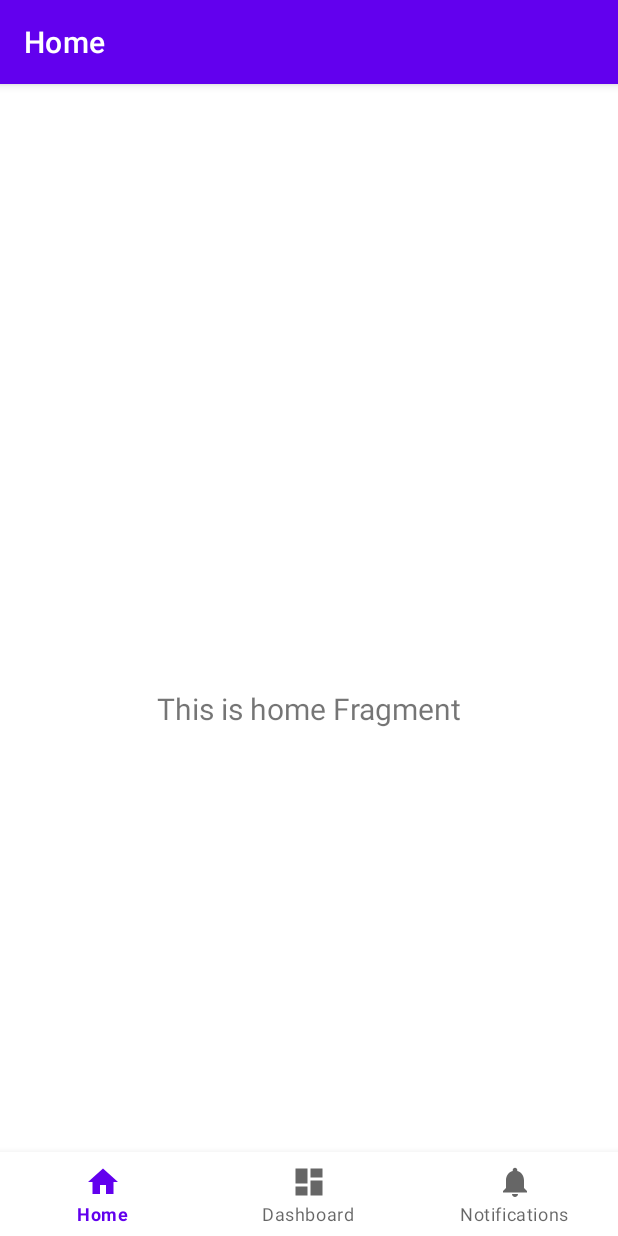
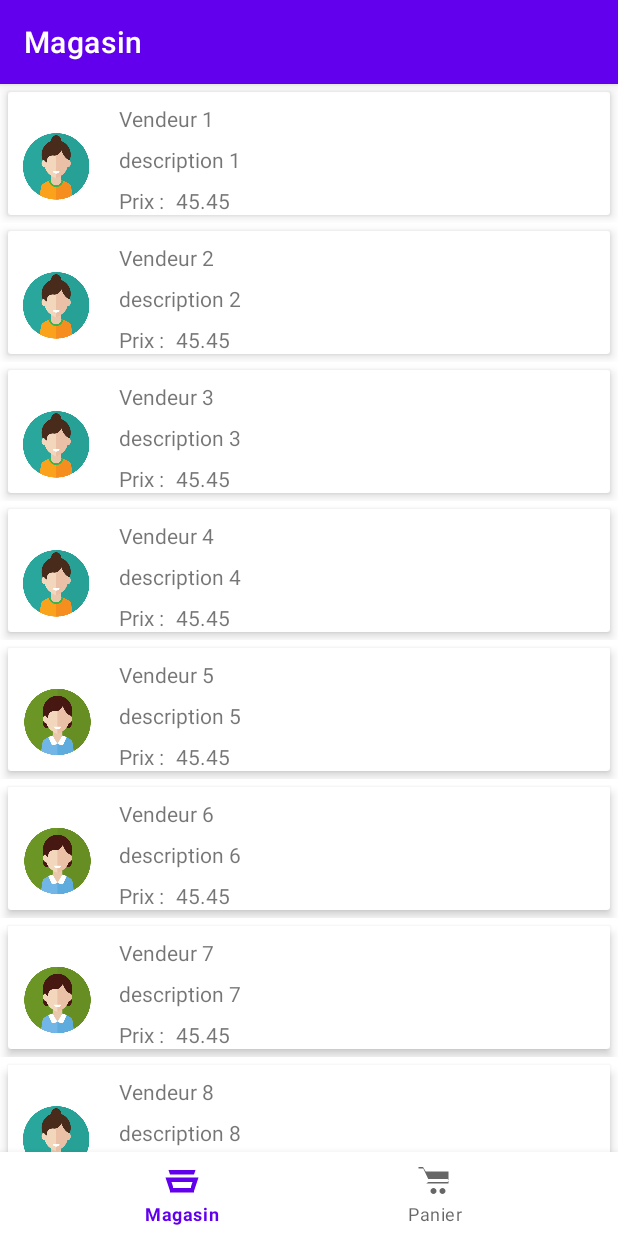
Before and after one commit to PJ-35/AndroidProjet1, an Android app: the screen it shows after launch (MainActivity), on a phone screen of 412 x 824 dp. Run offline under Robolectric (Android 15) with nearby library versions, the phone set to English and light mode, and no system bars; our stand-ins replace Room's generated code, navigation-ui.

Commit message:
:hammer: Affichage des données livedata

```diff
--- a/app/src/main/java/com/example/myapplication/MainActivity.kt
+++ b/app/src/main/java/com/example/myapplication/MainActivity.kt
@@ -1,21 +1,17 @@
 package com.example.myapplication
 
 import android.os.Bundle
-import android.util.Log
 import androidx.appcompat.app.AppCompatActivity
 import androidx.navigation.findNavController
 import androidx.navigation.ui.AppBarConfiguration
 import androidx.navigation.ui.setupActionBarWithNavController
 import androidx.navigation.ui.setupWithNavController
-import com.example.myapplication.data.VendeurDao
-import com.example.myapplication.data.VendeurDatabase
 import com.example.myapplication.databinding.ActivityMainBinding
 import com.google.android.material.bottomnavigation.BottomNavigationView
 
 class MainActivity : AppCompatActivity() {
+    private lateinit var binding: ActivityMainBinding
 
-    private lateinit var binding: ActivityMainBinding
-    private lateinit var vendeurDao: VendeurDao
     /*private lateinit var listVendeur: List<Vendeur>*/
 
     override fun onCreate(savedInstanceState: Bundle?) {
@@ -24,13 +20,13 @@ class MainActivity : AppCompatActivity() {
         binding = ActivityMainBinding.inflate(layoutInflater)
         setContentView(binding.root)
 
-        vendeurDao=VendeurDatabase.getInstance(this).vendeurDao()
 
-        vendeurDao.getAllVendeurs().observe(this) {
-            it.forEach { vendeur ->
-                Log.i("+++TAGLiveData", "+++User: ${vendeur.id} ${vendeur.nom} ${vendeur.categorie}")
-            }
-        }
+
+
+
+
+
+
 
         val navView: BottomNavigationView = binding.navView
 
@@ -39,7 +35,7 @@ class MainActivity : AppCompatActivity() {
         // menu should be considered as top level destinations.
         val appBarConfiguration = AppBarConfiguration(
             setOf(
-                R.id.navigation_home, R.id.navigation_dashboard, R.id.navigation_notifications
+                R.id.navigation_home, R.id.navigation_dashboard
             )
         )
         setupActionBarWithNavController(navController, appBarConfiguration)
--- a/app/src/main/java/com/example/myapplication/data/VendeurDao.kt
+++ b/app/src/main/java/com/example/myapplication/data/VendeurDao.kt
@@ -42,8 +42,7 @@ interface VendeurDao {
     fun getVendeurById(id: Int): LiveData<Vendeur>
 
     /**
-     * Version de getAllUsers retournant un observable
-     * val users = dao.getVendeurs().observe(this, { users -> ... })
+     * Version de getAllUsers retournant un live data
      */
     @Query("SELECT * FROM vendeurs")
     fun getAllVendeurs(): LiveData<List<Vendeur>>
--- a/app/src/main/java/com/example/myapplication/data/categorie.kt
+++ b/app/src/main/java/com/example/myapplication/data/categorie.kt
@@ -1,7 +1,7 @@
 package com.example.myapplication.data
 
-enum class categorie {
-    EN_STOCK,
-    EN_RUPTURE_DE_STOCK,
-    EN_COMMANDE
+enum class categorie(val etat: String) {
+    EN_STOCK("en stock"),
+    EN_RUPTURE_DE_STOCK("en rupture de stock"),
+    EN_COMMANDE("en commande")
 }
--- /dev/null
+++ b/app/src/main/java/com/example/myapplication/modele/VendeurAdapter.kt
@@ -0,0 +1,73 @@
+package com.example.myapplication.modele
+
+import android.view.LayoutInflater
+import android.view.View
+import android.view.ViewGroup
+import android.widget.ImageView
+import android.widget.TextView
+import androidx.recyclerview.widget.RecyclerView
+import com.example.myapplication.R
+import com.example.myapplication.data.categorie
+
+class VendeurAdapter(private val lstVendeur: List<Vendeur>):
+    RecyclerView.Adapter<VendeurAdapter.ViewHolder>() {
+
+
+    // Interface pour gérer les clics sur les éléments de la liste
+    // mis à disposition de toute activité instanciant l'adapter : à charge pour cette activité d'implémenter les méthodes de l'interface
+    interface OnItemClickListenerInterface {
+        fun onItemClick(itemView: View?, position: Int)
+        fun onClickEdit(itemView: View, position: Int)
+        fun onClickDelete(position: Int)
+    }
+
+    // Objet qui instancie l'interface OnItemClickListener
+    lateinit var listener: OnItemClickListenerInterface
+
+    // Cette méthode permet de passer l'implémentation de l'interface OnItemClickListener à cet adapter
+    // Elle est appelée dans la classe MainActivity
+    fun setOnItemClickListener(listener: OnItemClickListenerInterface) {
+        this.listener = listener
+    }
+
+    inner class ViewHolder(itemView: View) : RecyclerView.ViewHolder(itemView) {
+        var tvName: TextView = itemView.findViewById(R.id.tv_name)
+        var tvPrix: TextView = itemView.findViewById(R.id.tv_prix)
+        var imgPerson: ImageView = itemView.findViewById(R.id.img_person)
+        var tvDescription: TextView = itemView.findViewById(R.id.tv_description)
+    }
+
+    // Cette méthode est appelée à chaque fois qu'il faut créer une ligne
+    override fun onCreateViewHolder(parent: ViewGroup, viewType: Int): ViewHolder {
+        // Utilise le layout person_one_line pour créer une vue
+        val view = LayoutInflater.from(parent.context)
+            .inflate(R.layout.vendeur_rangee, parent, false)
+
+        // Crée un viewHolder en passant la vue en paramètre
+        return ViewHolder(view)
+    }
+
+    // Cette méthode permet de lier les données à la vue
+    // Elle remplit une ligne créée par onCreateViewHolder
+    override fun onBindViewHolder(holder: ViewHolder, position: Int) {
+        // Récupère l'élément de la liste à la position "position"
+        val vendeur: Vendeur = lstVendeur[position]
+        // Met à jour les données de la vue
+        holder.tvName.text = vendeur.nom
+        holder.tvPrix.text = vendeur.prix.toString()
+        holder.tvDescription.text=vendeur.description
+        holder.imgPerson.contentDescription=vendeur.categorie.etat
+        if (vendeur.categorie==categorie.EN_COMMANDE)
+            holder.imgPerson.setImageResource(R.drawable.en_commande)
+        else if(vendeur.categorie==categorie.EN_STOCK)
+            holder.imgPerson.setImageResource(R.drawable.en_stock)
+        else
+            holder.imgPerson.setImageResource(R.drawable.en_rupture_de_stock)
+
+    }
+
+    // Cette méthode permet de retourner le nombre d'éléments de la liste
+    override fun getItemCount(): Int {
+        return lstVendeur.size
+    }
+}
--- a/app/src/main/java/com/example/myapplication/ui/home/HomeFragment.kt
+++ b/app/src/main/java/com/example/myapplication/ui/home/HomeFragment.kt
@@ -4,15 +4,16 @@ import android.os.Bundle
 import android.view.LayoutInflater
 import android.view.View
 import android.view.ViewGroup
-import android.widget.TextView
 import androidx.fragment.app.Fragment
-import androidx.lifecycle.ViewModelProvider
+import androidx.recyclerview.widget.LinearLayoutManager
+import com.example.myapplication.data.VendeurDatabase
 import com.example.myapplication.databinding.FragmentHomeBinding
+import com.example.myapplication.modele.VendeurAdapter
 
 class HomeFragment : Fragment() {
 
     private var _binding: FragmentHomeBinding? = null
-
+    private lateinit var adapter: VendeurAdapter
     // This property is only valid between onCreateView and
     // onDestroyView.
     private val binding get() = _binding!!
@@ -22,19 +23,26 @@ class HomeFragment : Fragment() {
         container: ViewGroup?,
         savedInstanceState: Bundle?
     ): View {
-        val homeViewModel =
-            ViewModelProvider(this).get(HomeViewModel::class.java)
+        _binding = FragmentHomeBinding.inflate(inflater, container, false)
 
-        _binding = FragmentHomeBinding.inflate(inflater, container, false)
+        //creation de l'instance de base de données
+        var vendeurDao= VendeurDatabase.getInstance(requireContext()).vendeurDao()
+
+        // fixe les dimensions du RecyclerView pour gain de performance
+        binding.rvPerson.setHasFixedSize(true)
+        // Création de l'adapter avec une liste live data
+        vendeurDao.getAllVendeurs().observe(requireActivity()) {
+            adapter = VendeurAdapter(it)
+            binding.rvPerson.adapter = adapter
+        }
+
+        //Réglage d'affichage du recyclerView
+        binding.rvPerson.layoutManager = LinearLayoutManager(requireContext())
         val root: View = binding.root
 
-        val textView: TextView = binding.textHome
-        homeViewModel.text.observe(viewLifecycleOwner) {
-            textView.text = it
-        }
+
         return root
     }
-
     override fun onDestroyView() {
         super.onDestroyView()
         _binding = null
--- a/app/src/main/java/com/example/myapplication/ui/home/HomeViewModel.kt
+++ /dev/null
@@ -1,13 +0,0 @@
-package com.example.myapplication.ui.home
-
-import androidx.lifecycle.LiveData
-import androidx.lifecycle.MutableLiveData
-import androidx.lifecycle.ViewModel
-
-class HomeViewModel : ViewModel() {
-
-    private val _text = MutableLiveData<String>().apply {
-        value = "This is home Fragment"
-    }
-    val text: LiveData<String> = _text
-}
--- a/app/src/main/java/com/example/myapplication/ui/notifications/NotificationsFragment.kt
+++ /dev/null
@@ -1,42 +0,0 @@
-package com.example.myapplication.ui.notifications
-
-import android.os.Bundle
-import android.view.LayoutInflater
-import android.view.View
-import android.view.ViewGroup
-import android.widget.TextView
-import androidx.fragment.app.Fragment
-import androidx.lifecycle.ViewModelProvider
-import com.example.myapplication.databinding.FragmentNotificationsBinding
-
-class NotificationsFragment : Fragment() {
-
-    private var _binding: FragmentNotificationsBinding? = null
-
-    // This property is only valid between onCreateView and
-    // onDestroyView.
-    private val binding get() = _binding!!
-
-    override fun onCreateView(
-        inflater: LayoutInflater,
-        container: ViewGroup?,
-        savedInstanceState: Bundle?
-    ): View {
-        val notificationsViewModel =
-            ViewModelProvider(this).get(NotificationsViewModel::class.java)
-
-        _binding = FragmentNotificationsBinding.inflate(inflater, container, false)
-        val root: View = binding.root
-
-        val textView: TextView = binding.textNotifications
-        notificationsViewModel.text.observe(viewLifecycleOwner) {
-            textView.text = it
-        }
-        return root
-    }
-
-    override fun onDestroyView() {
-        super.onDestroyView()
-        _binding = null
-    }
-}
--- a/app/src/main/java/com/example/myapplication/ui/notifications/NotificationsViewModel.kt
+++ /dev/null
@@ -1,13 +0,0 @@
-package com.example.myapplication.ui.notifications
-
-import androidx.lifecycle.LiveData
-import androidx.lifecycle.MutableLiveData
-import androidx.lifecycle.ViewModel
-
-class NotificationsViewModel : ViewModel() {
-
-    private val _text = MutableLiveData<String>().apply {
-        value = "This is notifications Fragment"
-    }
-    val text: LiveData<String> = _text
-}
--- a/app/src/main/res/drawable/ic_dashboard_black_24dp.xml
+++ b/app/src/main/res/drawable/ic_dashboard_black_24dp.xml
@@ -3,7 +3,8 @@
     android:height="24dp"
     android:viewportWidth="24.0"
     android:viewportHeight="24.0">
+
     <path
-        android:fillColor="#FF000000"
-        android:pathData="M3,13h8L11,3L3,3v10zM3,21h8v-6L3,15v6zM13,21h8L21,11h-8v10zM13,3v6h8L21,3h-8z" />
+        android:fillColor="#000000"
+        android:pathData="M9,18c0,1.1 0.9,2 2,2c1.1,0 2,-0.9 2,-2c0,-1.1 -0.9,-2 -2,-2c-1.1,0 -2,0.9 -2,2zM21,5H5.83L4,2H1v1h3.17L7.5,10H20c0.55,0 1,0.45 1,1s-0.45,1 -1,1H7.5L6.17,13H21V5zM15,18c0,1.1 0.9,2 2,2c1.1,0 2,-0.9 2,-2c0,-1.1 -0.9,-2 -2,-2c-1.1,0 -2,0.9 -2,2z"/>
 </vector>
--- a/app/src/main/res/drawable/ic_home_black_24dp.xml
+++ b/app/src/main/res/drawable/ic_home_black_24dp.xml
@@ -3,7 +3,8 @@
     android:height="24dp"
     android:viewportWidth="24.0"
     android:viewportHeight="24.0">
+
     <path
-        android:fillColor="#FF000000"
-        android:pathData="M10,20v-6h4v6h5v-8h3L12,3 2,12h3v8z" />
+        android:fillColor="#000000"
+        android:pathData="M20,18v1H4v-1L1,9h22L20,18zM6,16h12v-1l1-3H5l1,3V16zM20,7H4L3,4h18L20,7z"/>
 </vector>
--- a/app/src/main/res/layout/activity_main.xml
+++ b/app/src/main/res/layout/activity_main.xml
@@ -1,10 +1,10 @@
 <?xml version="1.0" encoding="utf-8"?>
 <androidx.constraintlayout.widget.ConstraintLayout xmlns:android="http://schemas.android.com/apk/res/android"
     xmlns:app="http://schemas.android.com/apk/res-auto"
+    xmlns:tools="http://schemas.android.com/tools"
     android:id="@+id/container"
     android:layout_width="match_parent"
-    android:layout_height="match_parent"
-    android:paddingTop="?attr/actionBarSize">
+    android:layout_height="match_parent">
 
     <com.google.android.material.bottomnavigation.BottomNavigationView
         android:id="@+id/nav_view"
@@ -21,12 +21,12 @@
     <fragment
         android:id="@+id/nav_host_fragment_activity_main"
         android:name="androidx.navigation.fragment.NavHostFragment"
-        android:layout_width="match_parent"
-        android:layout_height="match_parent"
+        android:layout_width="0dp"
+        android:layout_height="0dp"
         app:defaultNavHost="true"
-        app:layout_constraintBottom_toTopOf="@id/nav_view"
-        app:layout_constraintLeft_toLeftOf="parent"
-        app:layout_constraintRight_toRightOf="parent"
+        app:layout_constraintBottom_toTopOf="@+id/nav_view"
+        app:layout_constraintEnd_toEndOf="parent"
+        app:layout_constraintStart_toStartOf="parent"
         app:layout_constraintTop_toTopOf="parent"
         app:navGraph="@navigation/mobile_navigation" />
 
--- a/app/src/main/res/layout/fragment_home.xml
+++ b/app/src/main/res/layout/fragment_home.xml
@@ -6,17 +6,13 @@
     android:layout_height="match_parent"
     tools:context=".ui.home.HomeFragment">
 
-    <TextView
-        android:id="@+id/text_home"
-        android:layout_width="match_parent"
-        android:layout_height="wrap_content"
-        android:layout_marginStart="8dp"
-        android:layout_marginTop="8dp"
-        android:layout_marginEnd="8dp"
-        android:textAlignment="center"
-        android:textSize="20sp"
+    <androidx.recyclerview.widget.RecyclerView
+        android:id="@+id/rv_person"
+        android:layout_width="0dp"
+        android:layout_height="0dp"
         app:layout_constraintBottom_toBottomOf="parent"
         app:layout_constraintEnd_toEndOf="parent"
         app:layout_constraintStart_toStartOf="parent"
-        app:layout_constraintTop_toTopOf="parent" />
+        app:layout_constraintTop_toTopOf="parent"
+        tools:listitem="@layout/vendeur_rangee" />
 </androidx.constraintlayout.widget.ConstraintLayout>
--- a/app/src/main/res/layout/fragment_notifications.xml
+++ /dev/null
@@ -1,22 +0,0 @@
-<?xml version="1.0" encoding="utf-8"?>
-<androidx.constraintlayout.widget.ConstraintLayout xmlns:android="http://schemas.android.com/apk/res/android"
-    xmlns:app="http://schemas.android.com/apk/res-auto"
-    xmlns:tools="http://schemas.android.com/tools"
-    android:layout_width="match_parent"
-    android:layout_height="match_parent"
-    tools:context=".ui.notifications.NotificationsFragment">
-
-    <TextView
-        android:id="@+id/text_notifications"
-        android:layout_width="match_parent"
-        android:layout_height="wrap_content"
-        android:layout_marginStart="8dp"
-        android:layout_marginTop="8dp"
-        android:layout_marginEnd="8dp"
-        android:textAlignment="center"
-        android:textSize="20sp"
-        app:layout_constraintBottom_toBottomOf="parent"
-        app:layout_constraintEnd_toEndOf="parent"
-        app:layout_constraintStart_toStartOf="parent"
-        app:layout_constraintTop_toTopOf="parent" />
-</androidx.constraintlayout.widget.ConstraintLayout>
--- /dev/null
+++ b/app/src/main/res/layout/vendeur_rangee.xml
@@ -0,0 +1,84 @@
+<?xml version="1.0" encoding="utf-8"?>
+<androidx.constraintlayout.widget.ConstraintLayout xmlns:android="http://schemas.android.com/apk/res/android"
+    xmlns:app="http://schemas.android.com/apk/res-auto"
+    android:layout_width="match_parent"
+    android:layout_height="wrap_content">
+
+    <androidx.cardview.widget.CardView
+        android:layout_width="match_parent"
+        android:layout_height="wrap_content"
+        android:id="@+id/cv"
+        android:layout_margin="5dp"
+        android:elevation="5dp"
+        android:focusable="auto"
+        android:foreground="?android:attr/selectableItemBackground"
+        app:cardElevation="4dp"
+        app:layout_constraintBottom_toBottomOf="parent"
+        app:layout_constraintEnd_toEndOf="parent"
+        app:layout_constraintHorizontal_bias="0.5"
+        app:layout_constraintStart_toStartOf="parent"
+        app:layout_constraintTop_toTopOf="parent"
+        app:layout_constraintVertical_bias="0.5">
+        <LinearLayout
+            android:layout_width="match_parent"
+            android:layout_height="wrap_content"
+            android:orientation="horizontal">
+
+            <ImageView
+                android:id="@+id/img_person"
+                android:layout_width="50dp"
+                android:layout_height="50dp"
+                android:layout_gravity="center"
+                android:layout_marginStart="8dp"
+                android:layout_marginTop="8dp"
+                android:contentDescription="@string/num_ro_photo"
+                app:srcCompat="@drawable/en_stock" />
+
+            <LinearLayout
+                android:layout_width="match_parent"
+                android:layout_height="wrap_content"
+                android:orientation="vertical">
+
+                <TextView
+                    android:id="@+id/tv_name"
+                    android:layout_width="wrap_content"
+                    android:layout_height="wrap_content"
+                    android:layout_marginStart="16dp"
+                    android:layout_marginTop="8dp"
+                    android:text="@string/test" />
+                <TextView
+                    android:id="@+id/tv_description"
+                    android:layout_width="wrap_content"
+                    android:layout_height="wrap_content"
+                    android:layout_marginStart="16dp"
+                    android:layout_marginTop="8dp"
+                    android:text="@string/description" />
+
+                <LinearLayout
+                    android:layout_width="match_parent"
+                    android:layout_height="match_parent"
+                    android:orientation="horizontal">
+
+                    <TextView
+                        android:id="@+id/tv_a"
+                        android:layout_width="wrap_content"
+                        android:layout_height="wrap_content"
+                        android:layout_marginStart="16dp"
+                        android:layout_marginTop="8dp"
+                        android:text="@string/prix" />
+
+                    <TextView
+                        android:id="@+id/tv_prix"
+                        android:layout_width="wrap_content"
+                        android:layout_height="wrap_content"
+                        android:layout_marginStart="8dp"
+                        android:layout_marginTop="8dp"
+                        android:text="@string/_0" />
+                </LinearLayout>
+
+            </LinearLayout>
+
+        </LinearLayout>
+
+    </androidx.cardview.widget.CardView>
+</androidx.constraintlayout.widget.ConstraintLayout>
--- a/app/src/main/res/menu/bottom_nav_menu.xml
+++ b/app/src/main/res/menu/bottom_nav_menu.xml
@@ -9,11 +9,6 @@
     <item
         android:id="@+id/navigation_dashboard"
         android:icon="@drawable/ic_dashboard_black_24dp"
-        android:title="@string/title_dashboard" />
-
-    <item
-        android:id="@+id/navigation_notifications"
-        android:icon="@drawable/ic_notifications_black_24dp"
-        android:title="@string/title_notifications" />
+        android:title="@string/title_panier" />
 
 </menu>
--- a/app/src/main/res/navigation/mobile_navigation.xml
+++ b/app/src/main/res/navigation/mobile_navigation.xml
@@ -14,12 +14,7 @@
     <fragment
         android:id="@+id/navigation_dashboard"
         android:name="com.example.myapplication.ui.dashboard.DashboardFragment"
-        android:label="@string/title_dashboard"
+        android:label="@string/title_panier"
         tools:layout="@layout/fragment_dashboard" />
 
-    <fragment
-        android:id="@+id/navigation_notifications"
-        android:name="com.example.myapplication.ui.notifications.NotificationsFragment"
-        android:label="@string/title_notifications"
-        tools:layout="@layout/fragment_notifications" />
 </navigation>
--- a/app/src/main/res/values/strings.xml
+++ b/app/src/main/res/values/strings.xml
@@ -1,6 +1,11 @@
 <resources>
     <string name="app_name">My Application</string>
-    <string name="title_home">Home</string>
-    <string name="title_dashboard">Dashboard</string>
+    <string name="title_home">Magasin</string>
+    <string name="title_panier">Panier</string>
+    <string name="num_ro_photo">Numéro photo</string>
+    <string name="test">Test</string>
+    <string name="description">Description</string>
+    <string name="_0">0</string>
+    <string name="prix">Prix :</string>
     <string name="title_notifications">Notifications</string>
 </resources>
```
Also changed, not shown: app/src/main/res/drawable/en_commande.jpg (added), app/src/main/res/drawable/en_rupture_de_stock.jpg (added), app/src/main/res/drawable/en_stock.jpg (added).
